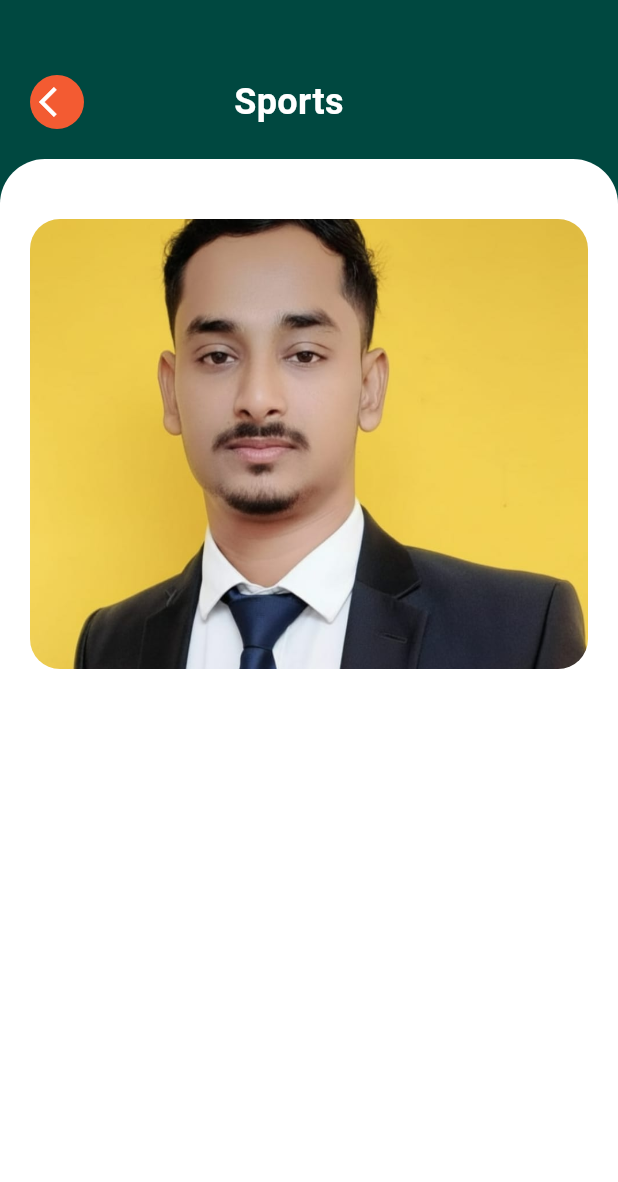
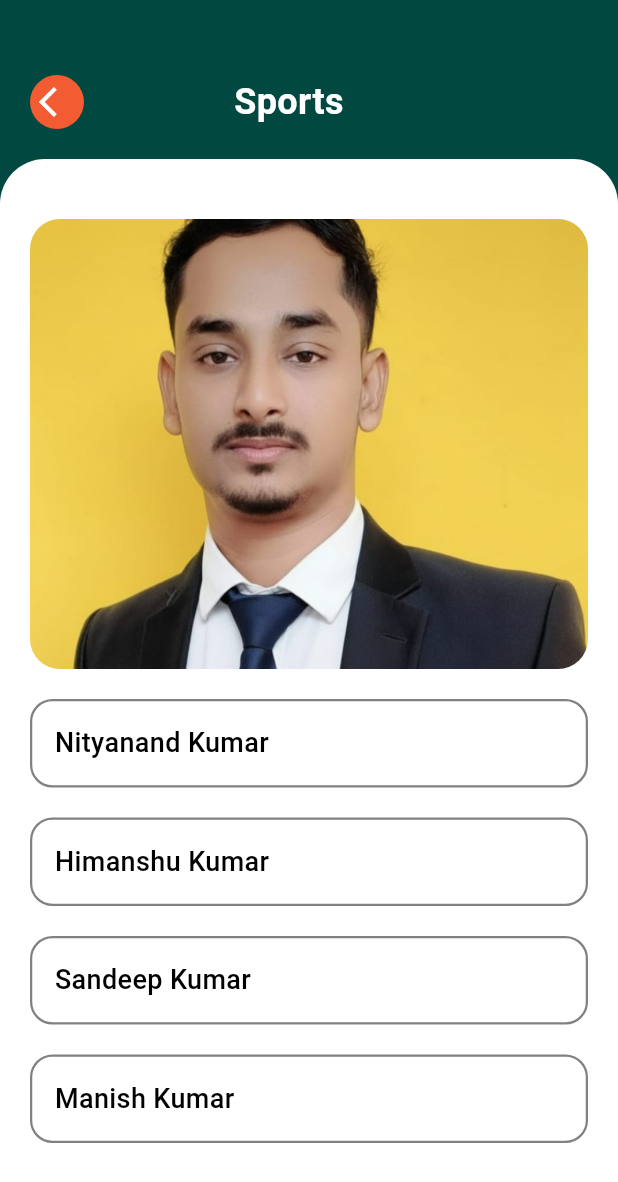
Before and after one commit to nityanand2003/flutter_quiz_app, a Flutter app: the screen it shows after launch, on a phone screen of 412 x 824 dp. Shown: the top 1182 px of the screen. Run offline on Flutter 3.47's test engine with Material 3 defaults, Android fonts, the phone set to English and light mode, and no system bars.

Commit message:
trying to do some experiment

```diff
--- a/lib/main.dart
+++ b/lib/main.dart
@@ -1,6 +1,7 @@
 import 'package:flutter/material.dart';
 import 'package:quiz_aap/page/home.dart';
 import 'package:quiz_aap/page/question.dart';
+import 'package:quiz_aap/page/questions.dart';
 
 void main() {
   runApp(const MyApp());
@@ -15,7 +16,7 @@ class MyApp extends StatelessWidget {
       title: 'Flutter Demo',
       debugShowCheckedModeBanner: false,
       theme: ThemeData(colorScheme: .fromSeed(seedColor: Colors.deepPurple)),
-      home: Question(), //Home(),
+      home: Question() //Questions(), //Home(),
     );
   }
 }
--- a/lib/page/question.dart
+++ b/lib/page/question.dart
@@ -67,11 +67,93 @@ class _QuestionState extends State<Question> {
                         ),
                       ),
                     ),
+                    SizedBox(height: 20.0),
+                    Container(
+                      width: MediaQuery.of(context).size.width,
+                      padding: EdgeInsets.all(15),
+                      decoration: BoxDecoration(
+                        border: Border.all(
+                          color: Color(0xFF818181),
+                          width: 1.5,
+                        ),
+                        borderRadius: BorderRadius.circular(15),
+                      ),
+                      child: Text(
+                        "Nityanand Kumar",
+                        style: TextStyle(
+                          color: Colors.black,
+                          fontSize: 18.0,
+                          fontWeight: FontWeight.w500,
+                        ),
+                      ),
+                    ),
+
+                    SizedBox(height: 20.0),
+                    Container(
+                      width: MediaQuery.of(context).size.width,
+                      padding: EdgeInsets.all(15),
+                      decoration: BoxDecoration(
+                        border: Border.all(
+                          color: Color(0xFF818181),
+                          width: 1.5,
+                        ),
+                        borderRadius: BorderRadius.circular(15),
+                      ),
+                      child: Text(
+                        "Himanshu Kumar",
+                        style: TextStyle(
+                          color: Colors.black,
+                          fontSize: 18.0,
+                          fontWeight: FontWeight.w500,
+                        ),
+                      ),
+                    ),
+
+                    SizedBox(height: 20.0),
+                    Container(
+                      width: MediaQuery.of(context).size.width,
+                      padding: EdgeInsets.all(15),
+                      decoration: BoxDecoration(
+                        border: Border.all(
+                          color: Color(0xFF818181),
+                          width: 1.5,
+                        ),
+                        borderRadius: BorderRadius.circular(15),
+                      ),
+                      child: Text(
+                        "Sandeep Kumar",
+                        style: TextStyle(
+                          color: Colors.black,
+                          fontSize: 18.0,
+                          fontWeight: FontWeight.w500,
+                        ),
+                      ),
+                    ),
+
+                    SizedBox(height: 20.0),
+                    Container(
+                      width: MediaQuery.of(context).size.width,
+                      padding: EdgeInsets.all(15),
+                      decoration: BoxDecoration(
+                        border: Border.all(
+                          color: Color(0xFF818181),
+                          width: 1.5,
+                        ),
+                        borderRadius: BorderRadius.circular(15),
+                      ),
+                      child: Text(
+                        "Manish Kumar",
+                        style: TextStyle(
+                          color: Colors.black,
+                          fontSize: 18.0,
+                          fontWeight: FontWeight.w500,
+                        ),
+                      ),
+                    ),
                   ],
                 ),
               ),
             ),
-
           ],
         ),
       ),
```
Also changed, not shown: lib/page/questions.dart (added, +108 -0 lines).
